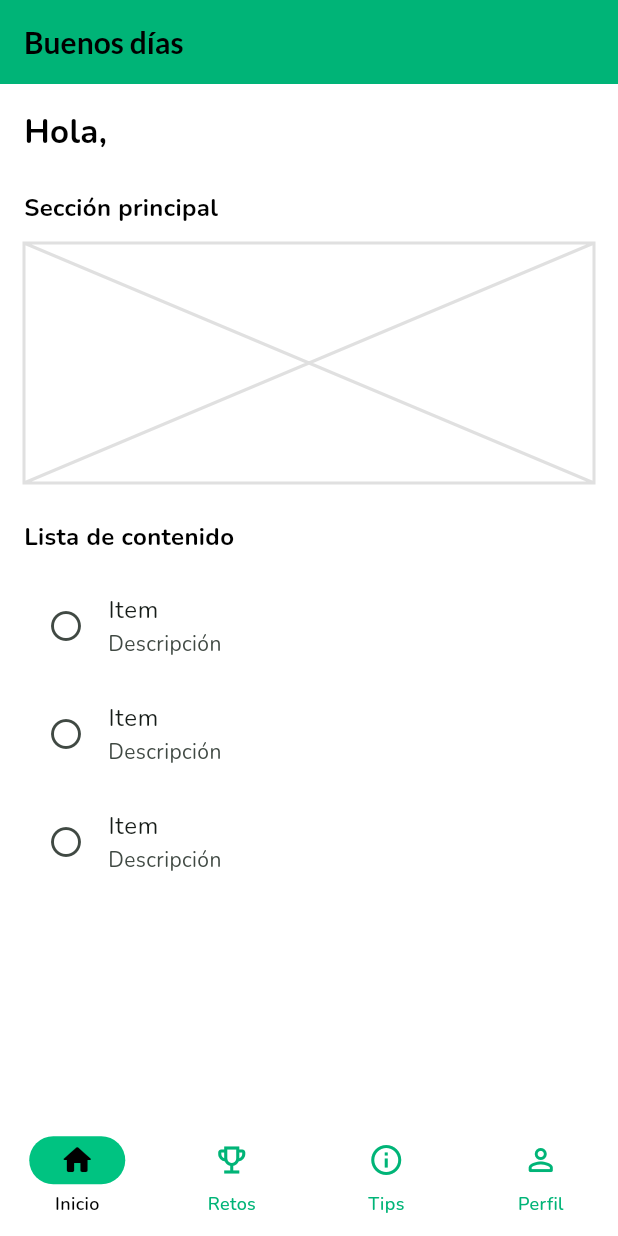
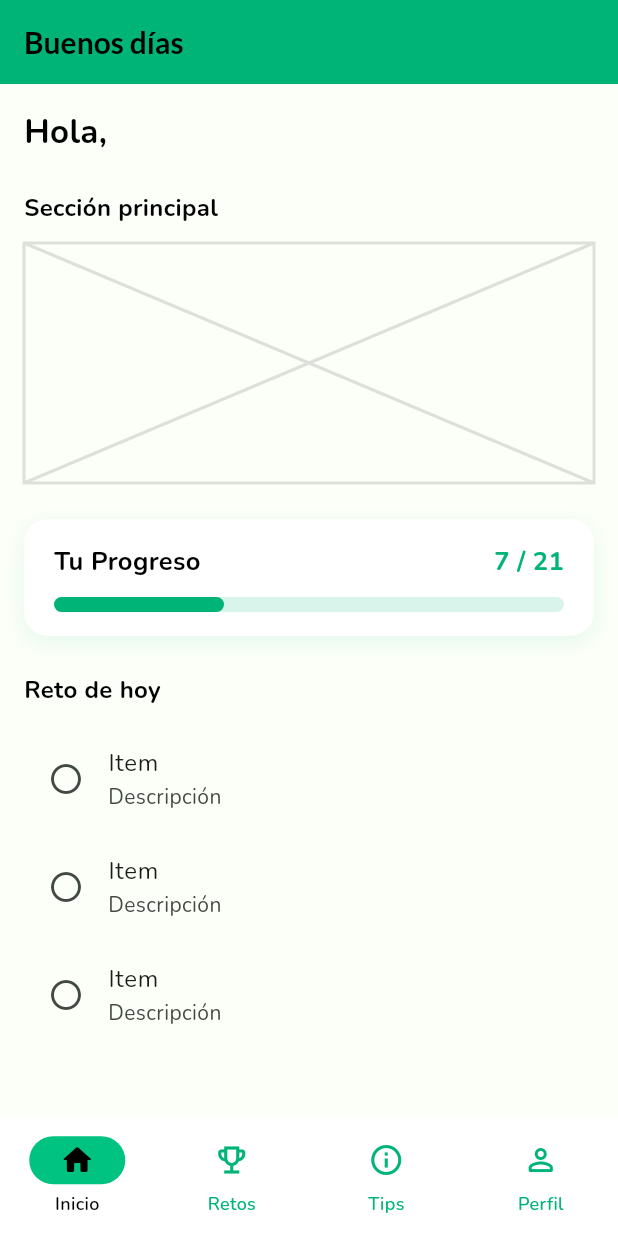
Before and after one commit to RoverwuWa1/hella-prueba, a Flutter app: the screen it shows once a user with an empty profile is signed in, on a phone screen of 412 x 824 dp. Run offline on Flutter 3.47's test engine with Material 3 defaults, Android fonts, the phone set to English and light mode, and no system bars; our stand-ins replace cloud_firestore, firebase_auth, firebase_core, google_fonts, google_sign_in; accounts and stored records are empty; network calls fail.

Commit message:
Se definio el estilo visual de la app, se creo un widget para la barra de progreso del usuario

```diff
--- a/lib/core/teams/app_themes.dart
+++ b/lib/core/teams/app_themes.dart
@@ -15,7 +15,7 @@ import 'package:google_fonts/google_fonts.dart';
 class AppColors {
   static const Color primary        = Color(0xFF00B477); //  Color principal
   static const Color primaryLight   = Color(0xFF00C381); //  Variante clara del principal
-  static const Color background     = Color.fromARGB(255, 226, 237, 214); //  Fondo de pantallas
+  static const Color background     = Color.fromARGB(255, 252, 255, 248); //  Fondo de pantallas
   static const Color surface        = Color(0xFFFFFFFF); //  Fondo de cards
   static const Color textPrimary    = Color(0xFF000000); //  Texto principal
   static const Color textSecondary  = Color(0xFF000000); //  Texto secundario
@@ -86,8 +86,8 @@ class AppTheme {
       backgroundColor: AppColors.surface,    //  Fondo de la barra
       indicatorColor: AppColors.primaryLight, //  Fondo del tab activo
       // Define el estilo de los íconos según su estado (seleccionado/no)
-      iconTheme: MaterialStateProperty.resolveWith((states) {
-        if (states.contains(MaterialState.selected)) {
+      iconTheme: WidgetStateProperty.resolveWith((states) {
+        if (states.contains(WidgetState.selected)) {
           // Color del ícono CUANDO ESTÁ SELECCIONADO
           return const IconThemeData(color: AppColors.textPrimary);
         }
@@ -96,8 +96,8 @@ class AppTheme {
       }),
 
       // Define el estilo del texto según su estado (seleccionado/no)
-      labelTextStyle: MaterialStateProperty.resolveWith((states) {
-        if (states.contains(MaterialState.selected)) {
+      labelTextStyle: WidgetStateProperty.resolveWith((states) {
+        if (states.contains(WidgetState.selected)) {
           // Estilo del texto CUANDO ESTÁ SELECCIONADO
           return const TextStyle(
             fontSize: 12,
--- a/lib/features/challenges/view/challenges_screen.dart
+++ b/lib/features/challenges/view/challenges_screen.dart
@@ -6,9 +6,6 @@ class ChallengesScreen extends StatelessWidget {
   @override
   Widget build(BuildContext context) {
     return Scaffold(
-
-      //  DISEÑO: Color de fondo
-      backgroundColor: Colors.white,
 
       // ============================================================
       //  BLOQUE 1 — AppBar
--- a/lib/features/challenges/view/home_screen.dart
+++ b/lib/features/challenges/view/home_screen.dart
@@ -1,5 +1,6 @@
 import 'package:flutter/material.dart';
 import 'package:firebase_auth/firebase_auth.dart';
+import '../widgets/progres_tracker_widget.dart';
 
 class HomeScreen extends StatelessWidget {
   const HomeScreen({super.key});
@@ -16,9 +17,6 @@ class HomeScreen extends StatelessWidget {
 
     return Scaffold(
 
-      //  DISEÑO: Color de fondo
-      backgroundColor: Colors.white,
-
       // ============================================================
       //  BLOQUE 1 — AppBar
       // Pueden cambiar el título, color, agregar íconos, etc.
@@ -29,7 +27,7 @@ class HomeScreen extends StatelessWidget {
 
       body: Padding(
 
-        // 🎨 DISEÑO: Espaciado de la pantalla
+        //  DISEÑO: Espaciado de la pantalla
         padding: const EdgeInsets.all(16),
 
         child: Column(
@@ -41,6 +39,7 @@ class HomeScreen extends StatelessWidget {
             // Solo cambien los estilos. El texto firstName viene
             // de Firebase — no lo modifiquen.
             // ============================================================
+
             Text(
               'Hola, $firstName',   //  NO TOCAR — nombre de Firebase
               style: const TextStyle(
@@ -57,6 +56,7 @@ class HomeScreen extends StatelessWidget {
             // Aquí va el contenido más importante de la app.
             // Pueden poner cards, imágenes, banners, lo que necesiten.
             // ============================================================
+
             const Text(
               'Sección principal',    //  Cambien este título
               style: TextStyle(
@@ -75,13 +75,17 @@ class HomeScreen extends StatelessWidget {
 
             const SizedBox(height: 24),
 
+            //Barra de seguimiento
+            const ProgressTracker(),
+            const SizedBox(height: 24), // Un espacio después de la barra
+
             // ============================================================
             //  BLOQUE 4 — Lista de contenido
             // Aquí va una lista, grid o lo que sea el core de la app.
             // Cambien el ícono, textos y colores de cada item.
             // ============================================================
             const Text(
-              'Lista de contenido',   //  Cambien este título
+              'Reto de hoy',   //  Cambien este título
               style: TextStyle(
                 fontSize: 16,
                 fontWeight: FontWeight.bold,
--- /dev/null
+++ b/lib/features/challenges/widgets/progres_tracker_widget.dart
@@ -0,0 +1,104 @@
+import 'package:flutter/material.dart';
+import '../../../core/teams/app_themes.dart';
+
+class ProgressTracker extends StatefulWidget {
+  const ProgressTracker({super.key});
+
+  @override
+  State<ProgressTracker> createState() => _ProgressTrackerState();
+}
+
+class _ProgressTrackerState extends State<ProgressTracker> {
+  // =================================================================
+  //  ESTADO DEL WIDGET
+  //  Aquí guardamos el valor actual y el total.
+  //  Por ahora, el valor actual es fijo, pero está listo para cambiar.
+  // =================================================================
+  final int _contadorActual = 7; // <- CAMBIA ESTE NÚMERO PARA PROBAR (de 0 a 21)
+  final int _contadorTotal = 21;
+
+  @override
+  Widget build(BuildContext context) {
+    // Calculamos el progreso como un valor entre 0.0 y 1.0
+    final double progreso = _contadorActual / _contadorTotal;
+
+    // =================================================================
+    //  DISEÑO DEL WIDGET
+    //  Usamos un Container con sombra y bordes redondeados para
+    //  hacerlo más llamativo.
+    // =================================================================
+    return Container(
+      padding: const EdgeInsets.symmetric(horizontal: 20, vertical: 16),
+      decoration: BoxDecoration(
+        color: AppColors.surface, // Color de fondo (blanco)
+        borderRadius: BorderRadius.circular(16),
+        boxShadow: [
+          BoxShadow(
+            color: AppColors.primary.withValues(alpha: 0.1),
+            blurRadius: 12,
+            offset: const Offset(0, 4),
+          ),
+        ],
+      ),
+      child: Column(
+        crossAxisAlignment: CrossAxisAlignment.start,
+        children: [
+          // ===========================================================
+          //  FILA 1: Título y contador (Ej: "Tu Progreso" y "7 / 21")
+          // ===========================================================
+          Row(
+            mainAxisAlignment: MainAxisAlignment.spaceBetween,
+            children: [
+              const Text(
+                'Tu Progreso', // Título de la barra
+                style: TextStyle(
+                  fontWeight: FontWeight.bold,
+                  fontSize: 17,
+                  color: AppColors.textPrimary,
+                ),
+              ),
+              Text(
+                '$_contadorActual / $_contadorTotal', // Contador
+                style: const TextStyle(
+                  fontWeight: FontWeight.bold,
+                  fontSize: 17,
+                  color: AppColors.primary, // Color verde para destacar
+                ),
+              ),
+            ],
+          ),
+
+          const SizedBox(height: 12),
+
+          // ===========================================================
+          //  FILA 2: La barra de progreso visual
+          //  Usamos un Stack para poner una barra sobre otra.
+          // ===========================================================
+          Stack(
+            children: [
+              // La base de la barra (el fondo grisáceo)
+              Container(
+                height: 10,
+                decoration: BoxDecoration(
+                  color: AppColors.primary.withValues(alpha: 0.15),
+                  borderRadius: BorderRadius.circular(10),
+                ),
+              ),
+              // La barra de progreso que avanza
+              LayoutBuilder(
+                builder: (context, constraints) => Container(
+                  height: 10,
+                  width: constraints.maxWidth * progreso, // Ancho proporcional al progreso
+                  decoration: BoxDecoration(
+                    color: AppColors.primary, // Color de la barra (verde)
+                    borderRadius: BorderRadius.circular(10),
+                  ),
+                ),
+              ),
+            ],
+          ),
+        ],
+      ),
+    );
+  }
+}
--- a/lib/features/perfil/view/perfil_screen.dart
+++ b/lib/features/perfil/view/perfil_screen.dart
@@ -21,8 +21,6 @@ class PerfilScreen extends StatelessWidget {
     // ============================================================
 
     return Scaffold(
-      //  DISEÑO: Color de fondo
-      backgroundColor: const Color(0xFFF8F9FA),
 
       appBar: AppBar(
         title: const Text('Perfil de usuario'),    //  Cambien el título
--- a/lib/features/tips/view/tips_screen.dart
+++ b/lib/features/tips/view/tips_screen.dart
@@ -6,10 +6,6 @@ class TipsScreen extends StatelessWidget {
   @override
   Widget build(BuildContext context) {
     return Scaffold(
-
-      //  DISEÑO: Color de fondo
-      backgroundColor: Colors.white,
-
       // ============================================================
       //  BLOQUE 1 — AppBar
       // Cambien el título, color, íconos, lo que necesiten.
```
